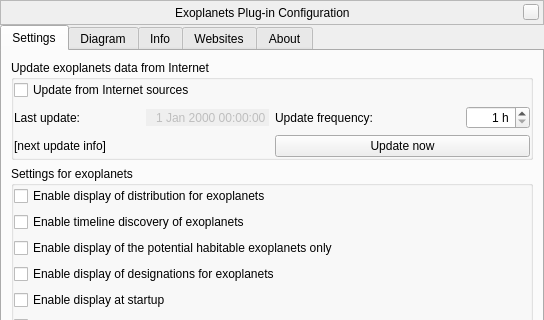
This is plugins/Exoplanets/src/gui/exoplanetsDialog.ui in 519984307/stellarium_src as Qt 5 draws it before an edit; both pictures show x 0 to 544 and y 0 to 320 of the 544 by 616 pixel window. The edited form follows.
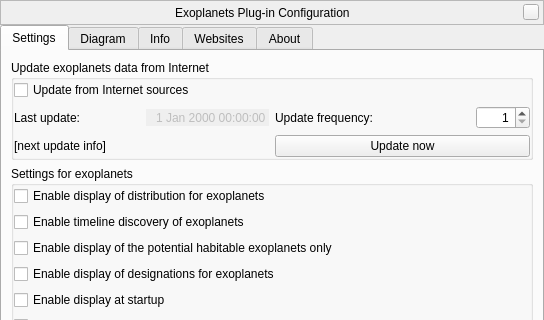
This is the edited form. Custom widgets are drawn as their Qt base class.

The edit to the form file:
```diff
--- a/plugins/Exoplanets/src/gui/exoplanetsDialog.ui
+++ b/plugins/Exoplanets/src/gui/exoplanetsDialog.ui
@@ -245,9 +245,6 @@
                 <property name="alignment">
                  <set>Qt::AlignRight|Qt::AlignTrailing|Qt::AlignVCenter</set>
                 </property>
-                <property name="suffix">
-                 <string comment="time unit" extracomment="TRANSLATORS: = &quot;hours&quot;"> h</string>
-                </property>
                 <property name="minimum">
                  <number>1</number>
                 </property>
```
